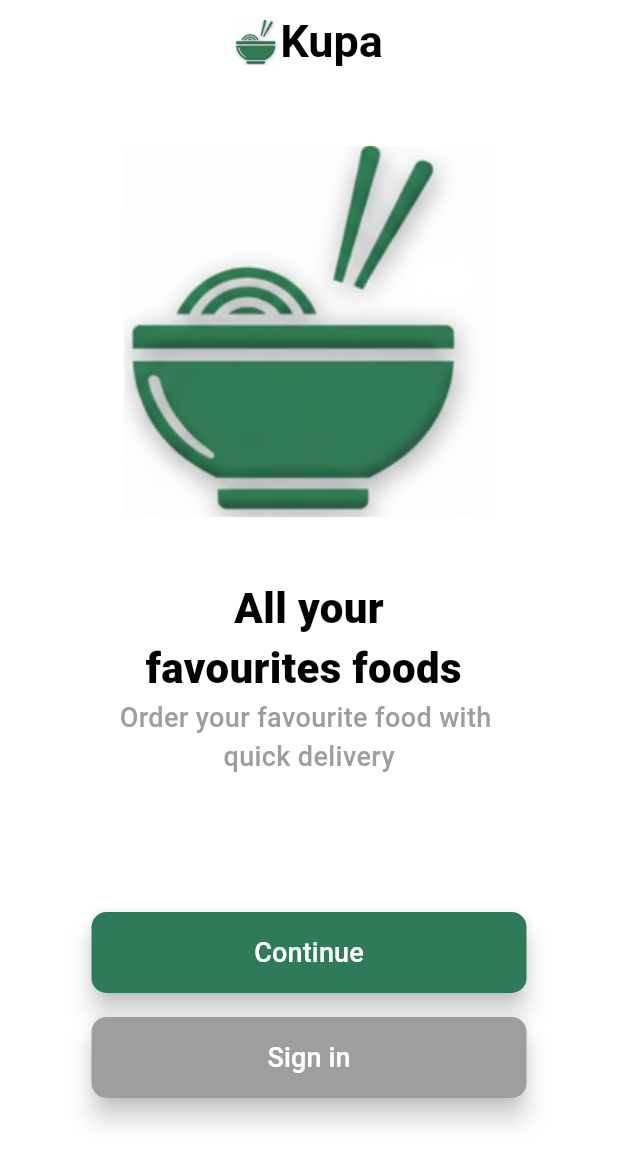
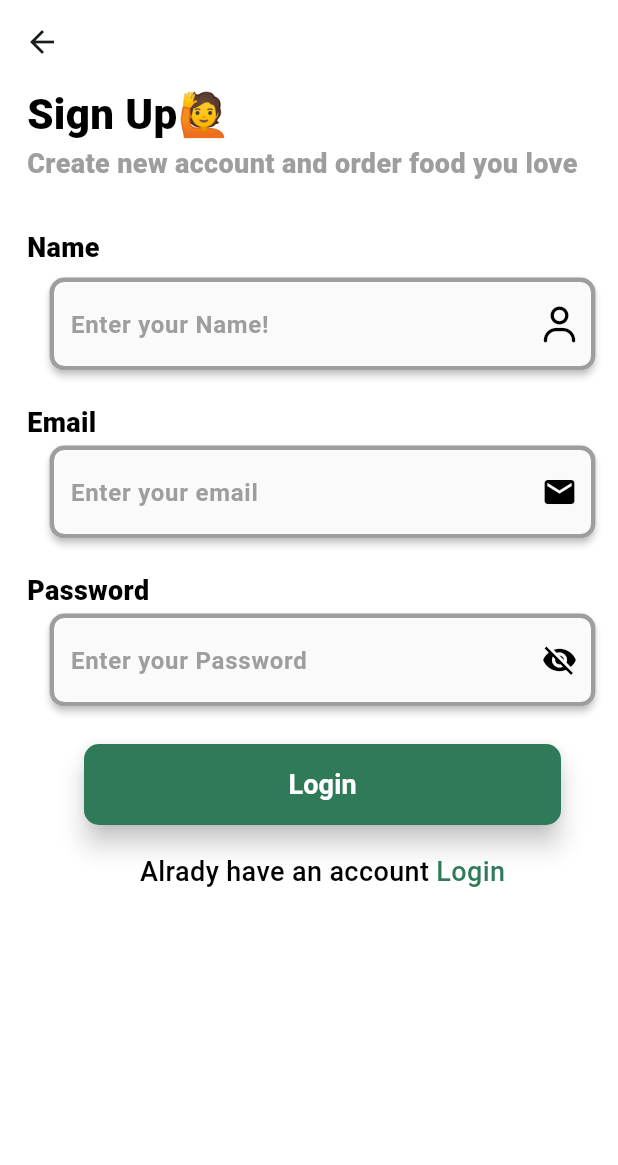
Before and after one commit to ahadahmed9980/Kupa-app-, a Flutter app: the screen it shows after launch, after a tap on "Continue", on a phone screen of 412 x 824 dp. Shown: the top 1165 px of the screen. Run offline on Flutter 3.47's test engine with Material 3 defaults, Android fonts, the phone set to English and light mode, and no system bars; drawn by our look-alikes of carousel_slider; our stand-ins replace font_awesome_flutter.

Commit message:
Today work updated

```diff
--- a/lib/main.dart
+++ b/lib/main.dart
@@ -34,7 +34,7 @@ class MyApp extends StatelessWidget {
         //
         // This works for code too, not just values: Most code changes can be
         // tested with just a hot reload.
-        colorScheme: ColorScheme.fromSeed(seedColor: Colors.deepPurple),
+        colorScheme: ColorScheme.fromSeed(seedColor: Colors.white),
       ),
       home: const Loginscreen(),
     );
--- /dev/null
+++ b/lib/pages/Signup.dart
@@ -0,0 +1,132 @@
+import 'package:flutter/material.dart';
+import 'package:grocerapp/pages/login.dart';
+import 'package:grocerapp/pages/widgetsall/fonthelper.dart';
+import 'package:font_awesome_flutter/font_awesome_flutter.dart';
+
+class Signup extends StatefulWidget {
+  const Signup({super.key});
+
+  @override
+  State<Signup> createState() => _LoginState();
+}
+
+class _LoginState extends State<Signup> {
+  TextEditingController name = TextEditingController();
+  TextEditingController email = TextEditingController();
+  TextEditingController password = TextEditingController();
+  bool hideEmail = true;
+
+  @override
+  Widget build(BuildContext context) {
+    return Scaffold(
+      backgroundColor: Colors.white,
+      appBar: AppBar(backgroundColor: Colors.white),
+      body: Container(
+        margin: EdgeInsets.only(left: 18),
+        child: Column(
+          crossAxisAlignment: CrossAxisAlignment.start,
+          children: [
+            Text("Sign Up🙋", style: Fonthelper.headLineTextsyle()),
+            Text(
+              "Create new account and order food you love     ",
+              style: Fonthelper.mediumTextstyle(
+                color: Colors.grey,
+                font: FontWeight.w900,
+              ),
+            ),
+            SizedBox(height: 30),
+            //email
+            Text(
+              "Name",
+              style: Fonthelper.mediumTextstyle(
+                color: Colors.black,
+                font: FontWeight.w900,
+              ),
+            ),
+            SizedBox(height: 5),
+            //email textfield
+            Fonthelper.customTextfield(
+              name,
+              "Enter your Name!",
+              FontAwesomeIcons.user,
+              false,
+              () {},
+            ),
+            SizedBox(height: 20),
+            //password
+            Text(
+              "Email",
+              style: Fonthelper.mediumTextstyle(
+                color: Colors.black,
+                font: FontWeight.w900,
+              ),
+            ),
+            //password textfield
+            Fonthelper.customTextfield(
+              email,
+              "Enter your email",
+              Icons.email,
+              false,
+              () {},
+            ),
+            SizedBox(height: 20),
+            //password
+            Text(
+              "Password",
+              style: Fonthelper.mediumTextstyle(
+                color: Colors.black,
+                font: FontWeight.w900,
+              ),
+            ),
+            //password textfield
+            Fonthelper.customTextfield(
+              password,
+              "Enter your Password",
+              null,
+              hideEmail,
+              () {
+                setState(() {
+                  hideEmail = !hideEmail;
+                });
+              },
+            ),
+
+            SizedBox(height: 15),
+            //login button
+            Container(
+              width: double.infinity,
+              alignment: Alignment.center,
+              child: Fonthelper.custombutton("Login", () {}),
+            ),
+            SizedBox(height: 10),
+            Row(
+              mainAxisAlignment: MainAxisAlignment.center,
+              children: [
+                Text(
+                  "Alrady have an account",
+                  style: Fonthelper.mediumTextstyle(font: FontWeight.w500),
+                ),
+
+                InkWell(
+                  onTap: () {
+                    Navigator.push(
+                      context,
+                      MaterialPageRoute(builder: (context) => Login()),
+                    );
+                  },
+                  child: Text(
+                    " Login",
+                    style: Fonthelper.mediumTextstyle(
+                      font: FontWeight.w500,
+                      color: Color(0xFF2F7A59),
+                    ),
+                  ),
+                ),
+              ],
+            ),
+          ],
+        ),
+      ),
+    );
+  }
+}
--- a/lib/pages/firstscreen.dart
+++ b/lib/pages/firstscreen.dart
@@ -1,6 +1,8 @@
 import 'package:flutter/material.dart';
+import 'package:grocerapp/pages/login.dart';
 import 'package:grocerapp/pages/widgetsall/fonthelper.dart';
 import 'package:carousel_slider/carousel_slider.dart';
+import 'package:grocerapp/pages/Signup.dart';
 
 class Loginscreen extends StatefulWidget {
   const Loginscreen({super.key});
@@ -56,8 +58,8 @@ class _LoginscreenState extends State<Loginscreen> {
                 height: MediaQuery.of(context).size.height * 0.35,
                 width: MediaQuery.of(context).size.width,
                 padding: EdgeInsets.only(left: 0),
+
                 //image scroll
-
                 child: SingleChildScrollView(
                   child: Column(
                     children: [
@@ -91,8 +93,18 @@ class _LoginscreenState extends State<Loginscreen> {
                 style: Fonthelper.mediumTextstyle(color: Colors.grey),
               ),
               SizedBox(height: MediaQuery.of(context).size.height * 0.1),
-              Fonthelper.custombutton("Continue", () {}),
-              Fonthelper.custombutton("Sign in", () {}, color: Colors.grey),
+              Fonthelper.custombutton("Continue", () {
+                Navigator.push(
+                  context,
+                  MaterialPageRoute(builder: (context) => Signup()),
+                );
+              }),
+              Fonthelper.custombutton("Sign in", () {
+                Navigator.push(
+                  context,
+                  MaterialPageRoute(builder: (context) => Login()),
+                );
+              }, color: Colors.grey),
             ],
           ),
         ],
--- a/lib/pages/widgetsall/fonthelper.dart
+++ b/lib/pages/widgetsall/fonthelper.dart
@@ -1,27 +1,35 @@
 import 'package:flutter/material.dart';
 
 class Fonthelper {
-  static TextStyle headLineTextsyle({Color? color}) {
+  static TextStyle headLineTextsyle({
+    FontWeight? fonts,
+    Color? color,
+    double? fontsize,
+  }) {
     return TextStyle(
       color: color ?? Colors.black,
-      fontSize: 28,
-      fontWeight: FontWeight.w800,
+      fontSize: fontsize ?? 28,
+      fontWeight: fonts ?? FontWeight.w800,
     );
   }
 
-  static TextStyle mediumTextstyle({Color? color}) {
+  static TextStyle mediumTextstyle({
+    FontWeight? font,
+    Color? color,
+    double? fontsize,
+  }) {
     return TextStyle(
       color: color ?? Colors.black,
-      fontSize: 18,
-      fontWeight: FontWeight.w500,
+      fontSize: fontsize ?? 18,
+      fontWeight: font ?? FontWeight.w600,
     );
   }
 
   static custombutton(String text, VoidCallback callback, {Color? color}) {
     return Container(
-      width: 300,
+      width: 320,
       height: 70,
-      padding: EdgeInsetsGeometry.symmetric(horizontal: 5, vertical: 8),
+      padding: EdgeInsetsGeometry.symmetric(horizontal: 1, vertical: 8),
       child: ElevatedButton(
         style: ElevatedButton.styleFrom(
           backgroundColor: color ?? Color(0xFF2F7A59),
@@ -29,7 +37,7 @@ class Fonthelper {
             borderRadius: BorderRadius.circular(10),
           ),
           elevation: 7,
-          shadowColor: Colors.black
+          shadowColor: Colors.black,
         ),
         onPressed: callback,
         child: Text(
@@ -39,5 +47,69 @@ class Fonthelper {
       ),
     );
   }
-  // static scrolling ()
+
+
+
+  static customTextfield(
+    TextEditingController controller,
+    String text,
+    IconData? icondata,
+    // IconData icons,
+    bool tohide,
+    VoidCallback ontap,
+  ) {
+    return Container(
+      width: 400,
+      padding: EdgeInsets.symmetric(horizontal: 15, vertical: 2),
+
+      child: Material(
+        borderRadius: BorderRadius.circular(10),
+        elevation: 2,
+        shadowColor: Colors.black,
+
+        child: TextField(
+          obscureText: tohide,
+          controller: controller,
+          keyboardType: TextInputType.emailAddress,
+          cursorColor: Colors.black,
+          cursorWidth: 2,
+          cursorHeight: 30,
+          style: Fonthelper.mediumTextstyle(font: FontWeight.w800),
+          decoration: InputDecoration(
+            contentPadding: EdgeInsets.only(
+              left: 10,
+              right: 1,
+              top: 15,
+              bottom: 20,
+            ),
+
+            filled: true,
+            fillColor: Color(0xFFFAFAFA),
+
+            hintText: "${text}",
+            hintStyle: Fonthelper.mediumTextstyle(
+              fontsize: 16,
+              color: Colors.grey,
+            ),
+            focusedBorder: OutlineInputBorder(
+              borderRadius: BorderRadius.circular(10),
+              borderSide: BorderSide(color: Colors.grey, width: 3),
+            ),
+            enabledBorder: OutlineInputBorder(
+              borderRadius: BorderRadius.circular(10),
+              borderSide: BorderSide(color: Colors.grey, width: 3),
+            ),
+            // suffixIcon: Icon(Icons.email, color: Colors.black, size: 25),
+            suffixIcon:  icondata != null
+              ? Icon(icondata, color: Colors.black)
+              : IconButton(
+                  onPressed: ontap,
+                  icon: Icon(
+                    tohide ? Icons.visibility_off  : Icons.visibility,
+                    color: Colors.black,
+          ),
+        ),
+      ),
+    )));
+  }
 }
--- a/pubspec.yaml
+++ b/pubspec.yaml
@@ -35,6 +35,7 @@ dependencies:
   # Use with the CupertinoIcons class for iOS style icons.
   cupertino_icons: ^1.0.8
   carousel_slider: ^5.1.1
+  font_awesome_flutter: ^10.12.0
 
 
 dev_dependencies:
```
Also changed, not shown: lib/pages/2ndscreen.dart (deleted, +0 -15 lines), lib/pages/login.dart (added, +121 -0 lines), pubspec.lock, 1 other file.
